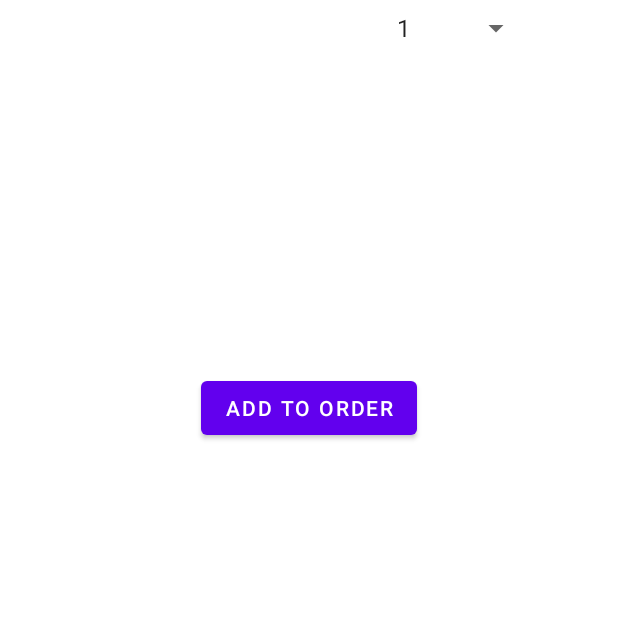
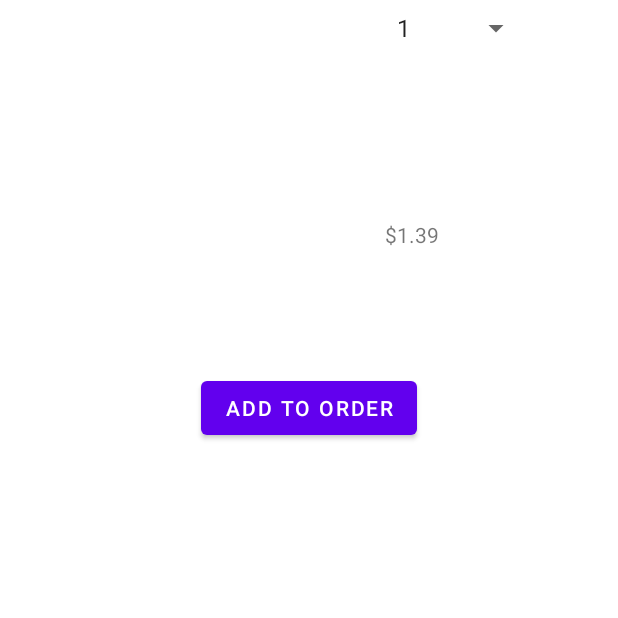
Before and after one commit to sukhjitsingh98/project5-CS213-Spring21, an Android app: the AddDonutActivity screen opened directly, with no data from a screen before it, on a phone screen of 412 x 824 dp, the part 618-1236 px from its top. Run offline under Robolectric (Android 15) with nearby library versions, the phone set to English and light mode, and no system bars.

Commit message:
activity_add_donut also shows and updates price on selection.

```diff
--- a/app/src/main/java/com/example/project5_cs213_spring2021/AddDonutActivity.java
+++ b/app/src/main/java/com/example/project5_cs213_spring2021/AddDonutActivity.java
@@ -3,6 +3,7 @@ package com.example.project5_cs213_spring2021;
 import android.content.Intent;
 import android.os.Bundle;
 import android.view.View;
+import android.widget.AdapterView;
 import android.widget.EditText;
 import android.widget.Spinner;
 import android.widget.TextView;
@@ -25,9 +26,22 @@ public class AddDonutActivity extends AppCompatActivity {
         String flavor = getIntent().getStringExtra(String.valueOf(R.string.flavor));
         flavorName.setText(flavor);
 
+        //Set up an onclick listener which will change the price depending on the count selection.
+        countSpinner = (Spinner) findViewById(R.id.countSpinner);
+        countSpinner.setOnItemSelectedListener(
+                new AdapterView.OnItemSelectedListener() {
+                    public void onItemSelected(AdapterView<?> parent, View view, int position, long id) {
+                        int count = Integer.parseInt(countSpinner.getSelectedItem().toString());
+                        //get the textview to modify
+                        price = (TextView) findViewById(R.id.donutPrice);
+                        price.setText(getResources().getString(R.string.dollar_sign) + String.format("%.2f", count*Constants.YEAST_DONUT_PRICE));
+                    }
+                    public void onNothingSelected(AdapterView<?> parent) { //selected by default, this does nothing but is still needed.
+                    }
+                });
     }
 
-
+    //return the count to the previous activity.
     public void handleAddDonut(View view) {
         //get the number that was chosen.
         countSpinner = (Spinner) findViewById(R.id.countSpinner);
--- a/build.gradle
+++ b/build.gradle
@@ -5,7 +5,7 @@ buildscript {
         jcenter()
     }
     dependencies {
-        classpath "com.android.tools.build:gradle:4.1.3"
+        classpath "com.android.tools.build:gradle:4.0.1"
 
         // NOTE: Do not place your application dependencies here; they belong
         // in the individual module build.gradle files
```
